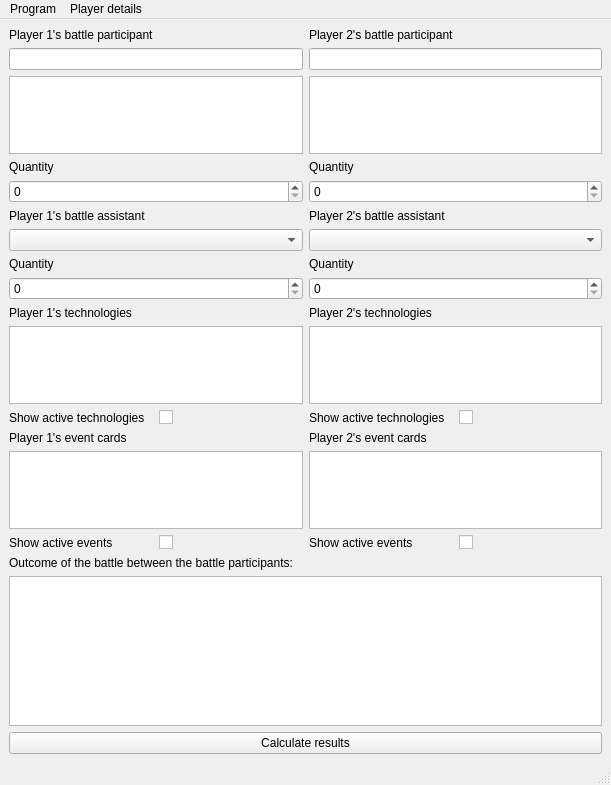
This is AoE2_Calculator-master/mainwindow.ui in ProjectsKoryHasWorkedOn/2023-2024_AoE_II_Board_Game_Combat_Results_Calculator_Reworked as Qt 5 draws it before an edit. The edited form follows.
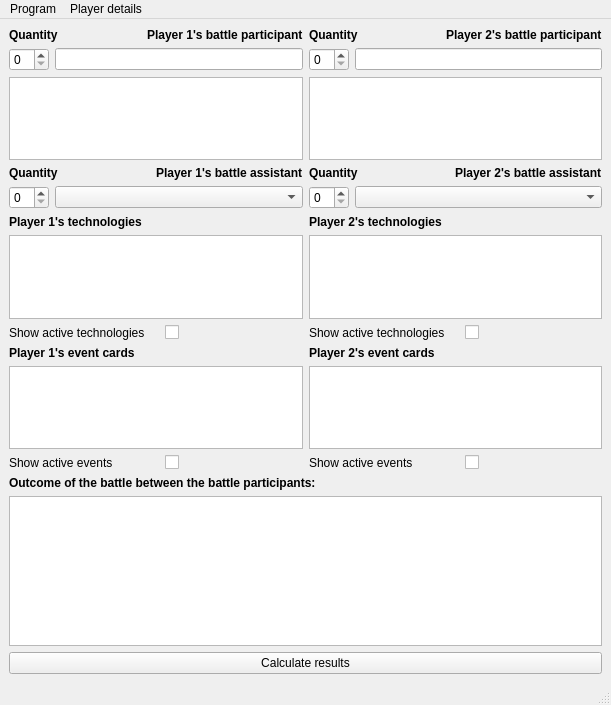
This is the edited form.

Commit message: finished toggle for active events and technologies

Diff of the .ui file:
```diff
--- a/AoE2_Calculator-master/mainwindow.ui
+++ b/AoE2_Calculator-master/mainwindow.ui
@@ -7,7 +7,7 @@
     <x>0</x>
     <y>0</y>
     <width>611</width>
-    <height>785</height>
+    <height>705</height>
    </rect>
   </property>
   <property name="sizePolicy">
@@ -26,119 +26,177 @@
       <item>
        <layout class="QVBoxLayout" name="verticalLayout_2">
         <item>
+         <layout class="QVBoxLayout" name="verticalLayout">
+          <item>
          <layout class="QGridLayout" name="gridLayout_2">
-          <item row="3" column="0">
-           <widget class="QLabel" name="player1EntityQuantityLabel">
-            <property name="text">
-             <string>Quantity</string>
-            </property>
-           </widget>
-          </item>
-          <item row="13" column="1">
-           <widget class="QListWidget" name="player2Events"/>
-          </item>
-          <item row="7" column="0">
-           <widget class="QLabel" name="player1AssistingUnitsQuantityLabel">
+            <item row="5" column="1">
+             <widget class="QListWidget" name="player2EntityNames"/>
+            </item>
+            <item row="3" column="1">
+             <layout class="QHBoxLayout" name="horizontalLayout_8">
+              <item>
+               <widget class="QLabel" name="player2EntityQuantityLabel">
+                <property name="font">
+                 <font>
+                  <bold>true</bold>
+                 </font>
+                </property>
             <property name="text">
              <string>Quantity</string>
             </property>
            </widget>
           </item>
-          <item row="0" column="1">
+              <item>
            <widget class="QLabel" name="player2UnitsLabel">
+                <property name="font">
+                 <font>
+                  <bold>true</bold>
+                 </font>
+                </property>
             <property name="text">
              <string>Player 2's battle participant</string>
             </property>
            </widget>
           </item>
-          <item row="13" column="0">
-           <widget class="QListWidget" name="player1Events"/>
-          </item>
-          <item row="4" column="0">
-           <widget class="QSpinBox" name="player1EntityQuantity"/>
-          </item>
-          <item row="2" column="0">
-           <widget class="QListWidget" name="player1EntityNames">
-            <property name="enabled">
-             <bool>true</bool>
-            </property>
-           </widget>
-          </item>
-          <item row="2" column="1">
-           <widget class="QListWidget" name="player2EntityNames"/>
-          </item>
-          <item row="11" column="1">
-           <layout class="QHBoxLayout" name="horizontalLayout_3">
-            <item>
-             <widget class="QLabel" name="p2ActiveTechnologiesToggleText">
-              <property name="text">
-               <string>Show active technologies</string>
-              </property>
-             </widget>
-            </item>
-            <item>
-             <widget class="QCheckBox" name="p2ActiveTechnologiesToggle">
-              <property name="text">
-               <string/>
-              </property>
-             </widget>
-            </item>
-           </layout>
-          </item>
-          <item row="1" column="1">
+             </layout>
+            </item>
+            <item row="4" column="1">
+             <layout class="QHBoxLayout" name="horizontalLayout_7">
+              <item>
+               <widget class="QSpinBox" name="player2EntityQuantity">
+                <property name="minimumSize">
+                 <size>
+                  <width>40</width>
+                  <height>0</height>
+                 </size>
+                </property>
+                <property name="maximumSize">
+                 <size>
+                  <width>40</width>
+                  <height>16777215</height>
+                 </size>
+                </property>
+               </widget>
+              </item>
+              <item>
            <widget class="QLineEdit" name="player2EntityNamesFilter"/>
           </item>
-          <item row="6" column="1">
-           <widget class="QComboBox" name="player2BattleAssistantNames"/>
-          </item>
-          <item row="12" column="1">
-           <widget class="QLabel" name="player2EventsLabel">
+             </layout>
+            </item>
+            <item row="20" column="1">
+             <layout class="QHBoxLayout" name="horizontalLayout_5">
+              <item>
+               <widget class="QLabel" name="p2ActiveEventsToggleText">
+                <property name="minimumSize">
+                 <size>
+                  <width>150</width>
+                  <height>0</height>
+                 </size>
+                </property>
+                <property name="maximumSize">
+                 <size>
+                  <width>150</width>
+                  <height>16777215</height>
+                 </size>
+                </property>
             <property name="text">
-             <string>Player 2's event cards</string>
+                 <string>Show active events</string>
             </property>
            </widget>
           </item>
-          <item row="1" column="0">
+              <item alignment="Qt::AlignLeft">
+               <widget class="QCheckBox" name="p2ActiveEventsToggle">
+                <property name="text">
+                 <string/>
+                </property>
+               </widget>
+              </item>
+             </layout>
+            </item>
+            <item row="4" column="0">
+             <layout class="QHBoxLayout" name="horizontalLayout_12">
+              <item>
+               <widget class="QSpinBox" name="player1EntityQuantity">
+                <property name="minimumSize">
+                 <size>
+                  <width>40</width>
+                  <height>0</height>
+                 </size>
+                </property>
+                <property name="maximumSize">
+                 <size>
+                  <width>40</width>
+                  <height>16777215</height>
+                 </size>
+                </property>
+               </widget>
+              </item>
+              <item>
            <widget class="QLineEdit" name="player1EntityNamesFilter">
             <property name="inputMask">
              <string/>
             </property>
            </widget>
           </item>
-          <item row="6" column="0">
-           <widget class="QComboBox" name="player1BattleAssistantNames"/>
-          </item>
-          <item row="0" column="0">
-           <widget class="QLabel" name="player1UnitsLabel">
-            <property name="text">
-             <string>Player 1's battle participant</string>
+             </layout>
+            </item>
+            <item row="19" column="0">
+             <widget class="QListWidget" name="player1Events"/>
+            </item>
+            <item row="7" column="1">
+             <layout class="QHBoxLayout" name="horizontalLayout_10">
+              <item>
+               <widget class="QSpinBox" name="player2EntityAssistantQuantity">
+                <property name="minimumSize">
+                 <size>
+                  <width>40</width>
+                  <height>0</height>
+                 </size>
+                </property>
+                <property name="maximumSize">
+                 <size>
+                  <width>40</width>
+                  <height>16777215</height>
+                 </size>
             </property>
            </widget>
           </item>
-          <item row="8" column="1">
-           <widget class="QSpinBox" name="player2EntityAssistantQuantity"/>
-          </item>
-          <item row="12" column="0">
+              <item>
+               <widget class="QComboBox" name="player2BattleAssistantNames"/>
+              </item>
+             </layout>
+            </item>
+            <item row="19" column="1">
+             <widget class="QListWidget" name="player2Events"/>
+            </item>
+            <item row="18" column="0">
            <widget class="QLabel" name="player1EventsLabel">
+              <property name="font">
+               <font>
+                <bold>true</bold>
+               </font>
+              </property>
             <property name="text">
              <string>Player 1's event cards</string>
             </property>
            </widget>
           </item>
-          <item row="7" column="1">
-           <widget class="QLabel" name="player2AssistingUnitsQuantityLabel">
-            <property name="text">
-             <string>Quantity</string>
-            </property>
-           </widget>
-          </item>
-          <item row="8" column="0">
-           <widget class="QSpinBox" name="player1EntityAssistantQuantity"/>
-          </item>
-          <item row="11" column="0">
+            <item row="16" column="0">
            <layout class="QHBoxLayout" name="horizontalLayout_2">
             <item>
              <widget class="QLabel" name="p1ActiveTechnologiesToggleText">
+                <property name="minimumSize">
+                 <size>
+                  <width>150</width>
+                  <height>0</height>
+                 </size>
+                </property>
+                <property name="maximumSize">
+                 <size>
+                  <width>150</width>
+                  <height>16777215</height>
+                 </size>
+                </property>
               <property name="text">
                <string>Show active technologies</string>
               </property>
@@ -153,78 +211,214 @@
             </item>
            </layout>
           </item>
-          <item row="5" column="0">
-           <widget class="QLabel" name="player1AssistingUnitsLabel">
+            <item row="16" column="1">
+             <layout class="QHBoxLayout" name="horizontalLayout_3">
+              <item>
+               <widget class="QLabel" name="p2ActiveTechnologiesToggleText">
+                <property name="minimumSize">
+                 <size>
+                  <width>150</width>
+                  <height>0</height>
+                 </size>
+                </property>
+                <property name="maximumSize">
+                 <size>
+                  <width>150</width>
+                  <height>16777215</height>
+                 </size>
+                </property>
             <property name="text">
-             <string>Player 1's battle assistant</string>
+                 <string>Show active technologies</string>
             </property>
            </widget>
           </item>
-          <item row="10" column="1">
-           <widget class="QListWidget" name="player2Technologies"/>
-          </item>
-          <item row="5" column="1">
+              <item alignment="Qt::AlignLeft">
+               <widget class="QCheckBox" name="p2ActiveTechnologiesToggle">
+                <property name="text">
+                 <string/>
+                </property>
+               </widget>
+              </item>
+             </layout>
+            </item>
+            <item row="6" column="1">
+             <layout class="QHBoxLayout" name="horizontalLayout_9">
+              <item>
+               <widget class="QLabel" name="player2AssistingUnitsQuantityLabel">
+                <property name="font">
+                 <font>
+                  <bold>true</bold>
+                 </font>
+                </property>
+                <property name="text">
+                 <string>Quantity</string>
+                </property>
+               </widget>
+              </item>
+              <item>
            <widget class="QLabel" name="player2AssistingUnitsLabel">
+                <property name="font">
+                 <font>
+                  <bold>true</bold>
+                 </font>
+                </property>
             <property name="text">
              <string>Player 2's battle assistant</string>
             </property>
            </widget>
           </item>
-          <item row="3" column="1">
-           <widget class="QLabel" name="player2EntityQuantityLabel">
-            <property name="text">
-             <string>Quantity</string>
+             </layout>
+            </item>
+            <item row="5" column="0">
+             <widget class="QListWidget" name="player1EntityNames">
+              <property name="enabled">
+               <bool>true</bool>
             </property>
            </widget>
           </item>
-          <item row="9" column="0">
+            <item row="13" column="0">
            <widget class="QLabel" name="player1TechnologiesLabel">
+              <property name="font">
+               <font>
+                <bold>true</bold>
+               </font>
+              </property>
             <property name="text">
              <string>Player 1's technologies</string>
             </property>
            </widget>
           </item>
-          <item row="9" column="1">
+            <item row="6" column="0">
+             <layout class="QHBoxLayout" name="horizontalLayout_13">
+              <item>
+               <widget class="QLabel" name="player1AssistingUnitsQuantityLabel">
+                <property name="font">
+                 <font>
+                  <bold>true</bold>
+                 </font>
+                </property>
+                <property name="text">
+                 <string>Quantity</string>
+                </property>
+               </widget>
+              </item>
+              <item>
+               <widget class="QLabel" name="player1AssistingUnitsLabel">
+                <property name="font">
+                 <font>
+                  <bold>true</bold>
+                 </font>
+                </property>
+                <property name="text">
+                 <string>Player 1's battle assistant</string>
+                </property>
+               </widget>
+              </item>
+             </layout>
+            </item>
+            <item row="14" column="0">
+             <widget class="QListWidget" name="player1Technologies"/>
+            </item>
+            <item row="7" column="0">
+             <layout class="QHBoxLayout" name="horizontalLayout_14">
+              <item>
+               <widget class="QSpinBox" name="player1EntityAssistantQuantity">
+                <property name="minimumSize">
+                 <size>
+                  <width>40</width>
+                  <height>0</height>
+                 </size>
+                </property>
+                <property name="maximumSize">
+                 <size>
+                  <width>40</width>
+                  <height>16777215</height>
+                 </size>
+                </property>
+               </widget>
+              </item>
+              <item>
+               <widget class="QComboBox" name="player1BattleAssistantNames"/>
+              </item>
+             </layout>
+            </item>
+            <item row="13" column="1">
            <widget class="QLabel" name="player2TechnologiesLabel">
+              <property name="font">
+               <font>
+                <bold>true</bold>
+               </font>
+              </property>
             <property name="text">
              <string>Player 2's technologies</string>
             </property>
            </widget>
           </item>
-          <item row="10" column="0">
-           <widget class="QListWidget" name="player1Technologies"/>
-          </item>
-          <item row="4" column="1">
-           <widget class="QSpinBox" name="player2EntityQuantity"/>
+            <item row="3" column="0">
+             <layout class="QHBoxLayout" name="horizontalLayout_11">
+              <item>
+               <widget class="QLabel" name="player1EntityQuantityLabel">
+                <property name="font">
+                 <font>
+                  <bold>true</bold>
+                 </font>
+                </property>
+                <property name="text">
+                 <string>Quantity</string>
+                </property>
+               </widget>
+              </item>
+              <item>
+               <widget class="QLabel" name="player1UnitsLabel">
+                <property name="font">
+                 <font>
+                  <bold>true</bold>
+                 </font>
+                </property>
+                <property name="text">
+                 <string>Player 1's battle participant</string>
+                </property>
+               </widget>
+              </item>
+             </layout>
           </item>
           <item row="14" column="1">
-           <layout class="QHBoxLayout" name="horizontalLayout_5">
-            <item>
-             <widget class="QLabel" name="p2ActiveEventsToggleText">
-              <property name="text">
-               <string>Show active events</string>
-              </property>
-             </widget>
+             <widget class="QListWidget" name="player2Technologies"/>
             </item>
-            <item>
-             <widget class="QCheckBox" name="p2ActiveEventsToggle">
+            <item row="18" column="1">
+             <widget class="QLabel" name="player2EventsLabel">
+              <property name="font">
+               <font>
+                <bold>true</bold>
+               </font>
+              </property>
               <property name="text">
-               <string/>
+               <string>Player 2's event cards</string>
               </property>
              </widget>
             </item>
-           </layout>
-          </item>
-          <item row="14" column="0">
+            <item row="20" column="0">
            <layout class="QHBoxLayout" name="horizontalLayout_6">
             <item>
              <widget class="QLabel" name="p1ActiveEventsToggleText">
+                <property name="minimumSize">
+                 <size>
+                  <width>150</width>
+                  <height>0</height>
+                 </size>
+                </property>
+                <property name="maximumSize">
+                 <size>
+                  <width>150</width>
+                  <height>16777215</height>
+                 </size>
+                </property>
               <property name="text">
                <string>Show active events</string>
               </property>
              </widget>
             </item>
-            <item>
+              <item alignment="Qt::AlignLeft">
              <widget class="QCheckBox" name="p1ActiveEventsToggle">
               <property name="text">
                <string/>
@@ -236,9 +430,12 @@
          </layout>
         </item>
         <item>
-         <layout class="QVBoxLayout" name="verticalLayout">
-          <item>
            <widget class="QLabel" name="gameOutputLabel">
+            <property name="font">
+             <font>
+              <bold>true</bold>
+             </font>
+            </property>
             <property name="text">
              <string>Outcome of the battle between the battle participants:</string>
             </property>
```
Lines whose indentation alone changed are shown as unchanged. The commit also changes 4 other files.
